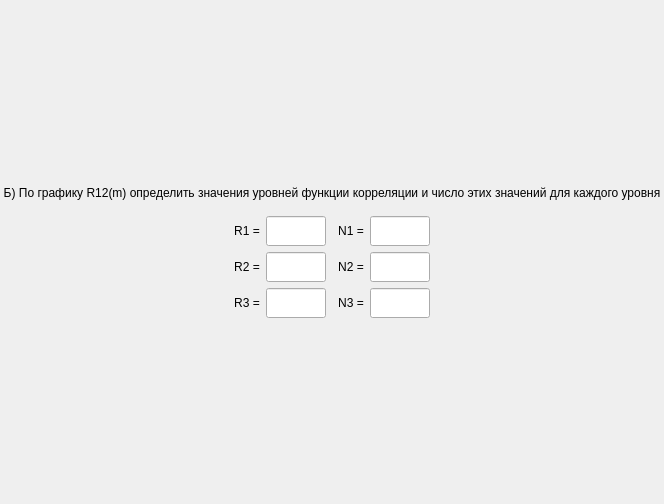
First picture: the form in task/screentask9b.ui, repository bukhmastov/kpsp, before the edit.
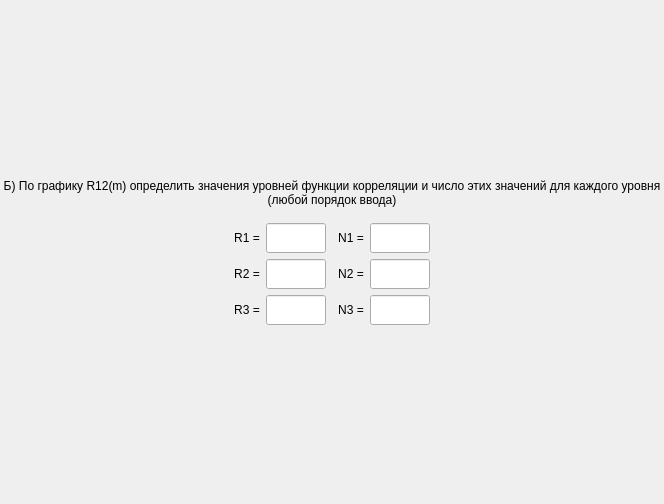
Second picture: the form after the edit.

Patch:
```diff
--- a/task/screentask9b.ui
+++ b/task/screentask9b.ui
@@ -47,7 +47,7 @@
         <string notr="true">font: 75 16pt &quot;MS Shell Dlg 2&quot;;</string>
        </property>
        <property name="text">
-        <string>Б) По графику R12(m) определить значения уровней функции корреляции и число этих значений для каждого уровня</string>
+        <string>Б) По графику R12(m) определить значения уровней функции корреляции и число этих значений для каждого уровня (любой порядок ввода)</string>
        </property>
        <property name="alignment">
         <set>Qt::AlignCenter</set>
```
Left out of the diff: 26 changed lines with no effect on the pictures.
